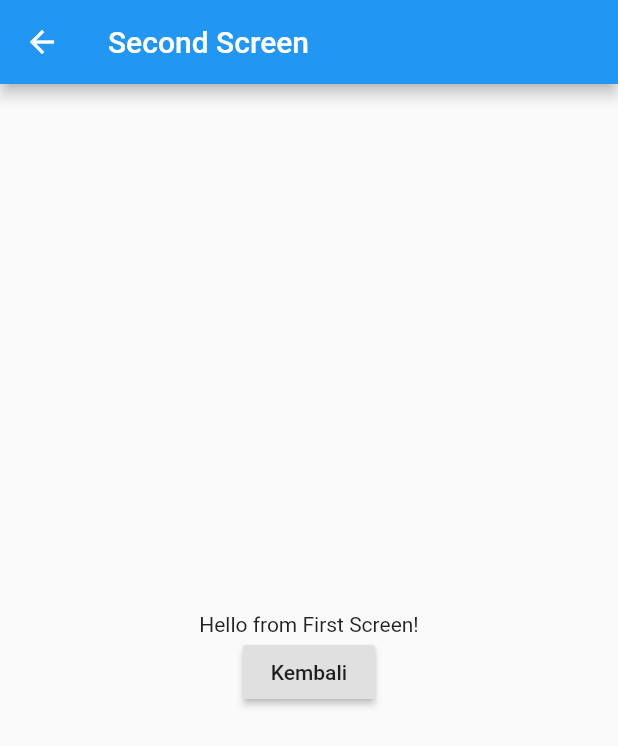
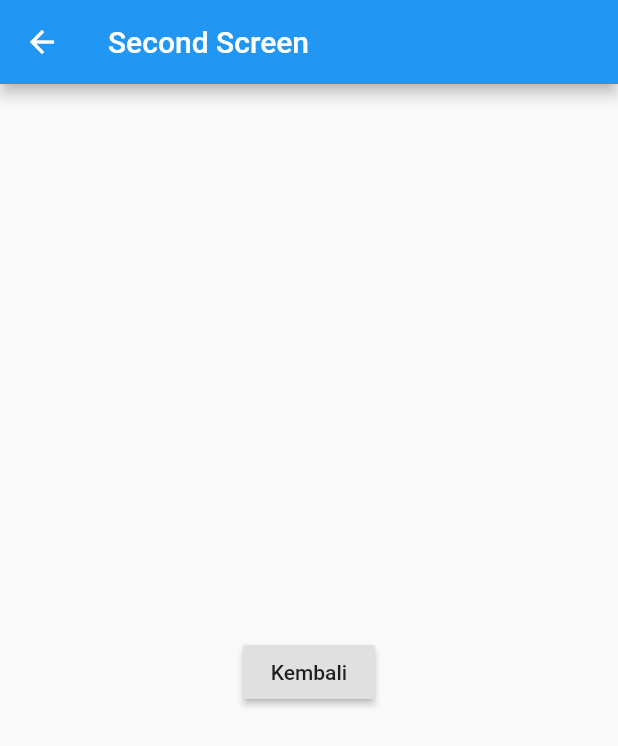
Before and after one commit to adhytianara/LearnFlutter, a Flutter app: the screen it shows after launch, after a tap on "Pindah Screen", on a phone screen of 412 x 824 dp. Shown: the top 746 px of the screen. Run offline on Flutter 3.47's test engine with Material 2 defaults, Android fonts, the phone set to English and light mode, and no system bars.

Commit message:
navigation with dynamic data (user input)

```diff
--- a/lib/FirstScreen.dart
+++ b/lib/FirstScreen.dart
@@ -3,7 +3,7 @@ import 'package:flutter/material.dart';
 import 'SecondScreen.dart';
 
 class FirstScreen extends StatelessWidget {
-  String message = 'Hello from First Screen!';
+  final TextEditingController _controller = TextEditingController();
 
   @override
   Widget build(BuildContext context) {
@@ -30,13 +30,18 @@ class FirstScreen extends StatelessWidget {
           mainAxisAlignment: MainAxisAlignment.center,
           children: <Widget>[
             Text('Hello World'),
+            Container(
+                width: 100.0,
+                child: TextField(
+                  controller: _controller,
+                )),
             RaisedButton(
               color: Colors.blue,
               textColor: Colors.white,
               child: Text('Pindah Screen'),
               onPressed: () {
                 Navigator.push(context, MaterialPageRoute(builder: (context) {
-                  return SecondScreen(message);
+                  return SecondScreen(_controller.text);
                 }));
               },
             )
```
